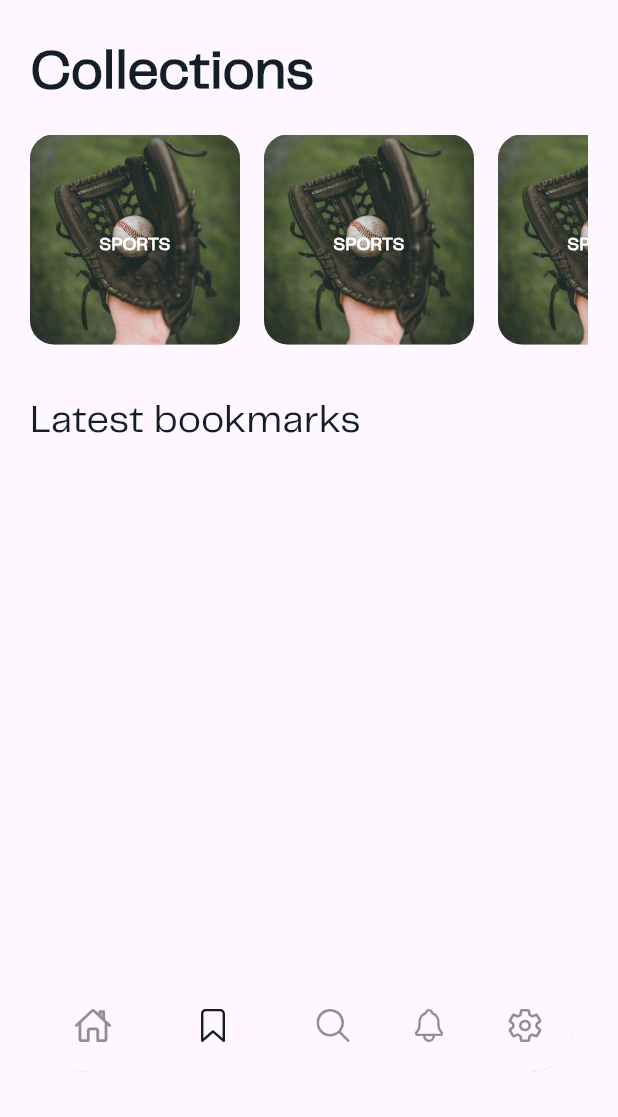
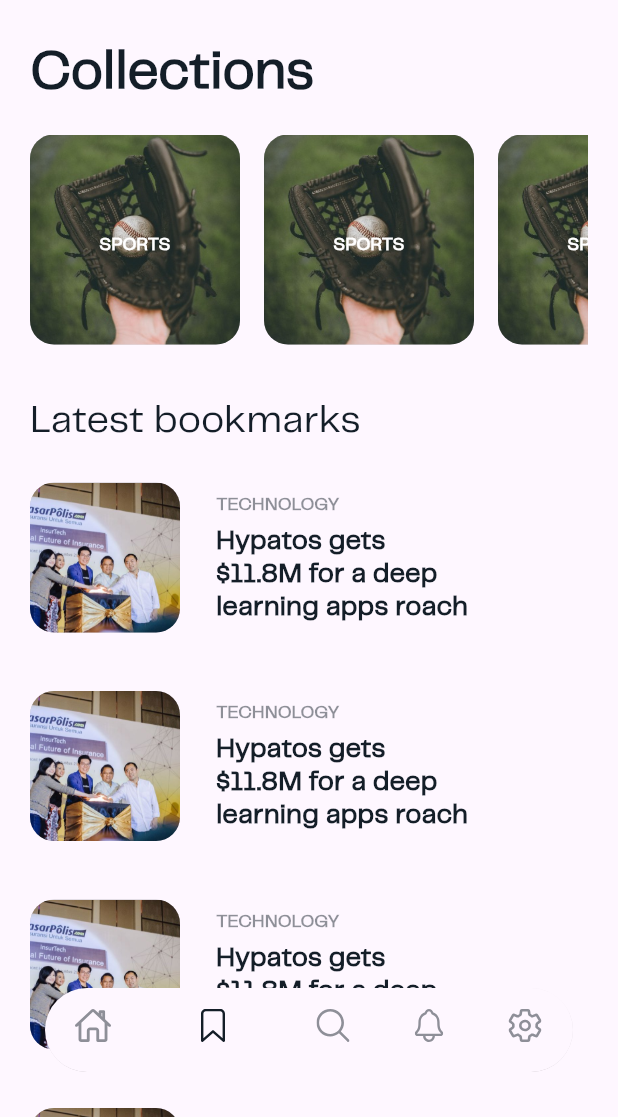
Before and after one commit to akramcheraifia/Modern-News-App, a Flutter app: the screen it shows after launch, item 2 of the bottom bar chosen, on a phone screen of 412 x 824 dp, the part 119-1236 px from its top. Run offline on Flutter 3.47's test engine with Material 2 defaults, Android fonts, the phone set to English and light mode, and no system bars; drawn by our look-alikes of flutter_slidable; our stand-ins replace flutter_svg.

Commit message:
slidable news item added

```diff
--- a/lib/views/bookmark_screen.dart
+++ b/lib/views/bookmark_screen.dart
@@ -1,5 +1,6 @@
 import 'package:flutter/material.dart';
 import 'package:news_app/widgets/news/custom_nav_bar.dart';
+import 'package:news_app/widgets/news/swipe_bookmark.dart';
 import 'package:news_app/widgets/news/swipe_category.dart';
 
 class Bookmark extends StatelessWidget {
@@ -10,6 +11,7 @@ class Bookmark extends StatelessWidget {
     return const Scaffold(
         body: SafeArea(
       child: SingleChildScrollView(
+        physics: ScrollPhysics(),
         child: Column(
           children: [
             CustomNavBar(
@@ -19,6 +21,7 @@ class Bookmark extends StatelessWidget {
               title2: '',
             ),
             SwipeCategory(),
+            SwipeBookmark(),
           ],
         ),
       ),
--- a/lib/widgets/news/swipe_bookmark.dart
+++ b/lib/widgets/news/swipe_bookmark.dart
@@ -0,0 +1,26 @@
+import 'package:flutter/material.dart';
+import 'package:news_app/widgets/news/swipe_bookmark_item.dart';
+
+class SwipeBookmark extends StatelessWidget {
+  const SwipeBookmark({super.key});
+
+  @override
+  Widget build(BuildContext context) {
+    return Padding(
+      padding: const EdgeInsets.only(left: 20, right: 20),
+      child: ListView.separated(
+        shrinkWrap: true,
+        physics: NeverScrollableScrollPhysics(),
+        itemBuilder: ((context, index) {
+          return SwipeBookmarkItem();
+        }),
+        separatorBuilder: ((context, index) {
+          return const SizedBox(
+            height: 16,
+          );
+        }),
+        itemCount: 7,
+      ),
+    );
+  }
+}
--- a/lib/widgets/news/swipe_bookmark_item.dart
+++ b/lib/widgets/news/swipe_bookmark_item.dart
@@ -0,0 +1,88 @@
+import 'package:flutter/material.dart';
+import 'package:flutter_svg/svg.dart';
+import 'package:news_app/views/news_screen.dart';
+import 'package:flutter_slidable/flutter_slidable.dart';
+
+class SwipeBookmarkItem extends StatelessWidget {
+  const SwipeBookmarkItem({super.key});
+
+  @override
+  Widget build(BuildContext context) {
+    return Padding(
+      padding: const EdgeInsets.only(right: 10, top: 23),
+      child: GestureDetector(
+        onTap: () {
+          Navigator.push(
+            context,
+            MaterialPageRoute(builder: (context) => const News()),
+          );
+        },
+        child: Slidable(
+          endActionPane: ActionPane(motion: const BehindMotion(), children: [
+            SlidableAction(
+              backgroundColor: Color(0xff141E280A),
+              icon: Icons.cancel_outlined,
+              foregroundColor: Colors.black,
+              onPressed: (context) {},
+            )
+          ]),
+          child: Row(
+            children: [
+              Stack(
+                children: [
+                  Container(
+                      width: 100,
+                      height: 100,
+                      decoration: BoxDecoration(
+                        color: const Color(0x3D141E28),
+                        borderRadius: BorderRadius.circular(16),
+                      ),
+                      child: ClipRRect(
+                          borderRadius: BorderRadius.circular(16),
+                          child: Image.asset(
+                            'assets/images/latest_news/newsimg.jpg',
+                            fit: BoxFit.cover,
+                          ))),
+                ],
+              ),
+              const SizedBox(
+                width: 24,
+              ),
+              const Column(
+                crossAxisAlignment: CrossAxisAlignment.start,
+                children: [
+                  Text(
+                    'TECHNOLOGY',
+                    style: TextStyle(
+                      color: Color(0x7A141E28),
+                      fontSize: 12,
+                      fontFamily: 'Telegraf',
+                      fontWeight: FontWeight.w900,
+                    ),
+                  ),
+                  SizedBox(
+                    height: 5,
+                  ),
+                  SizedBox(
+                    width: 170,
+                    child: Text(
+                      'Hypatos gets \$11.8M for a deep learning apps roach',
+                      style: TextStyle(
+                        color: Color(0xFF141E28),
+                        fontSize: 18,
+                        fontFamily: 'Telegraf',
+                        fontWeight: FontWeight.w900,
+                        height: 1.22,
+                      ),
+                      maxLines: 3,
+                    ),
+                  )
+                ],
+              ),
+            ],
+          ),
+        ),
+      ),
+    );
+  }
+}
--- a/lib/widgets/news/swipe_category.dart
+++ b/lib/widgets/news/swipe_category.dart
@@ -35,7 +35,7 @@ class SwipeCategory extends StatelessWidget {
                   return const SwipeCategoryItem();
                 })),
           ),
-          SizedBox(
+          const SizedBox(
             height: 22,
           ),
           const Text(
```
Also changed, not shown: pubspec.yaml (+5 -11 lines), assets/images/bottom_bar/close-circle-outline.svg (added), pubspec.lock.
